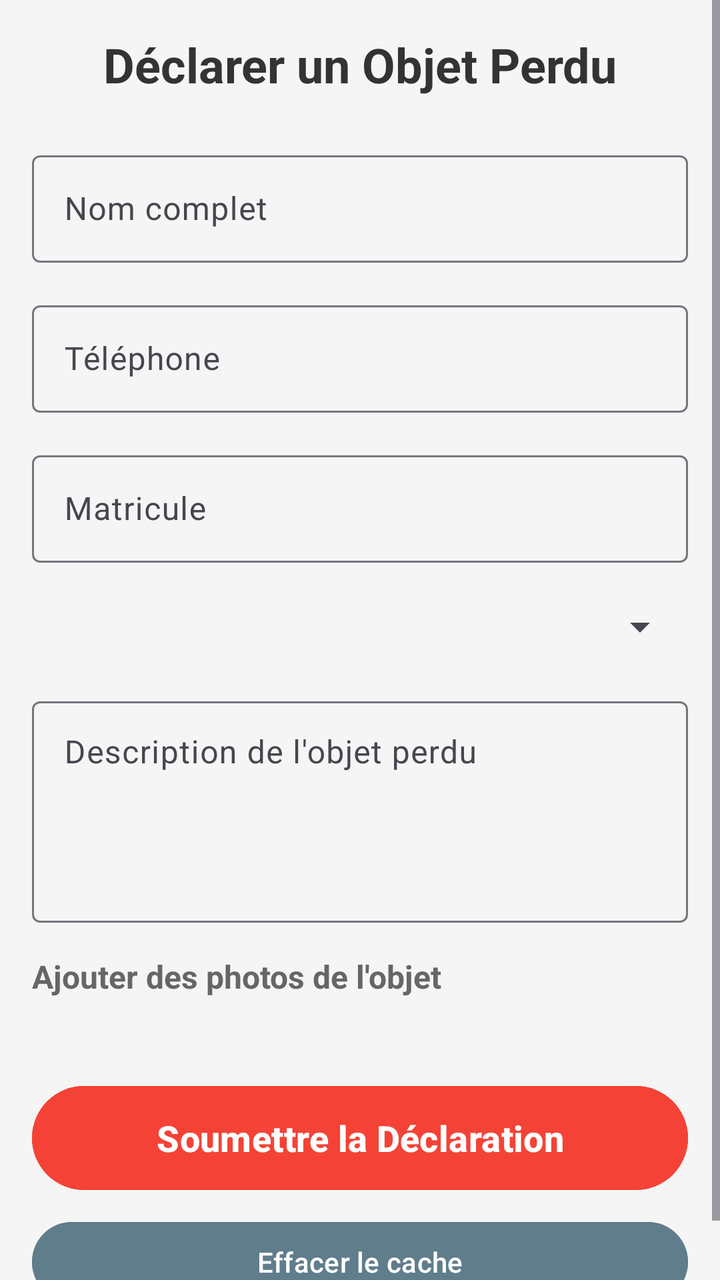
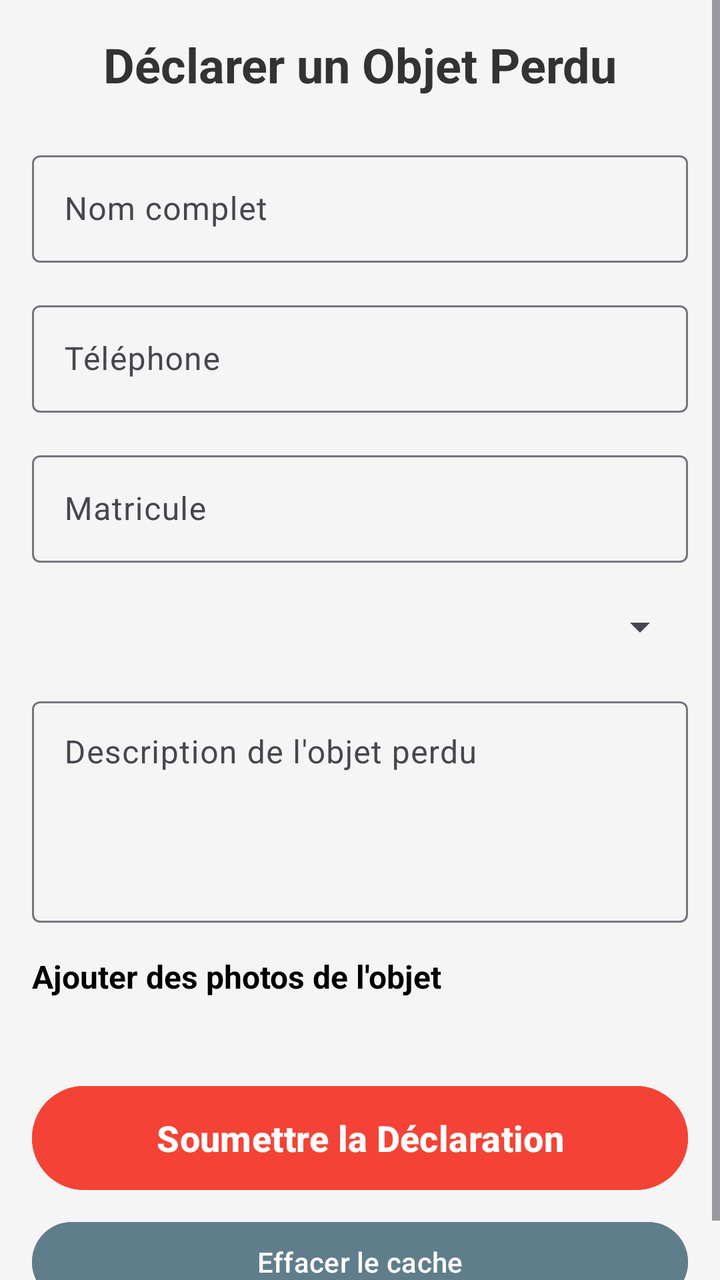

Screens rendered from an Android XML layout before and after an edit, with the pre-edit source and the edit as a unified diff.
<!-- AndroidManifest.xml: application theme Theme.TPG12L3INF2526 -->
<!-- res/layout/fragment_user_declare_object_from.xml -->
<?xml version="1.0" encoding="utf-8"?>
<ScrollView xmlns:android="http://schemas.android.com/apk/res/android"
    android:layout_width="match_parent"
    android:layout_height="match_parent"
    android:fillViewport="true"
    android:background="#F5F5F5">

    <LinearLayout
        android:layout_width="match_parent"
        android:layout_height="wrap_content"
        android:orientation="vertical"
        android:padding="16dp">

        <TextView
            android:layout_width="match_parent"
            android:layout_height="wrap_content"
            android:text="Déclarer un Objet Perdu"
            android:textSize="24sp"
            android:textStyle="bold"
            android:textColor="#333333"
            android:gravity="center"
            android:layout_marginBottom="24dp"/>

        <com.google.android.material.textfield.TextInputLayout
            android:layout_width="match_parent"
            android:layout_height="wrap_content"
            android:layout_marginBottom="16dp"
            android:hint="Nom complet">

            <com.google.android.material.textfield.TextInputEditText
                android:id="@+id/editName"
                android:layout_width="match_parent"
                android:layout_height="wrap_content"
                android:inputType="textPersonName"
                android:padding="16dp"/>
        </com.google.android.material.textfield.TextInputLayout>

        <com.google.android.material.textfield.TextInputLayout
            android:layout_width="match_parent"
            android:layout_height="wrap_content"
            android:layout_marginBottom="16dp"
            android:hint="Téléphone">

            <com.google.android.material.textfield.TextInputEditText
                android:id="@+id/editPhone"
                android:layout_width="match_parent"
                android:layout_height="wrap_content"
                android:inputType="phone"
                android:padding="16dp"/>
        </com.google.android.material.textfield.TextInputLayout>

        <com.google.android.material.textfield.TextInputLayout
            android:layout_width="match_parent"
            android:layout_height="wrap_content"
            android:layout_marginBottom="16dp"
            android:hint="Matricule">

            <com.google.android.material.textfield.TextInputEditText
                android:id="@+id/editMatricule"
                android:layout_width="match_parent"
                android:layout_height="wrap_content"
                android:inputType="text"
                android:padding="16dp"/>
        </com.google.android.material.textfield.TextInputLayout>

        <com.google.android.material.textfield.TextInputLayout
            android:layout_width="match_parent"
            android:layout_height="wrap_content"
            android:layout_marginBottom="16dp"
            android:hint="Type d'objet">

            <Spinner
                android:id="@+id/spinnerObjectType"
                android:layout_width="match_parent"
                android:layout_height="wrap_content"
                android:padding="16dp"/>
        </com.google.android.material.textfield.TextInputLayout>

        <com.google.android.material.textfield.TextInputLayout
            android:layout_width="match_parent"
            android:layout_height="wrap_content"
            android:layout_marginBottom="16dp"
            android:hint="Description de l'objet perdu">

            <com.google.android.material.textfield.TextInputEditText
                android:id="@+id/editDescription"
                android:layout_width="match_parent"
                android:layout_height="wrap_content"
                android:inputType="textMultiLine"
                android:minLines="4"
                android:gravity="top"
                android:padding="16dp"/>
        </com.google.android.material.textfield.TextInputLayout>

        <TextView
            android:layout_width="match_parent"
            android:layout_height="wrap_content"
            android:text="Ajouter des photos de l'objet"
            android:textSize="16sp"
            android:textStyle="bold"
            android:textColor="#666666"
            android:layout_marginBottom="8dp"/>

        <HorizontalScrollView
            android:layout_width="match_parent"
            android:layout_height="wrap_content"
            android:layout_marginBottom="16dp">

            <LinearLayout
                android:id="@+id/containerImages"
                android:layout_width="wrap_content"
                android:layout_height="wrap_content"
                android:orientation="horizontal"
                android:padding="8dp"/>
        </HorizontalScrollView>

        <Button
            android:id="@+id/buttonSubmit"
            android:layout_width="match_parent"
            android:layout_height="60dp"
            android:text="Soumettre la Déclaration"
            android:textSize="18sp"
            android:textStyle="bold"
            android:backgroundTint="#F44336"
            android:textColor="#FFFFFF"
            android:layout_marginBottom="8dp"/>

        <Button
            android:id="@+id/buttonClearCache"
            android:layout_width="match_parent"
            android:layout_height="wrap_content"
            android:text="Effacer le cache"
            android:backgroundTint="#607D8B"
            android:textColor="#FFFFFF"/>

    </LinearLayout>

</ScrollView>
<!-- resources referenced by this layout -->
<resources>
  <style name="Theme.TPG12L3INF2526" parent="Base.Theme.TPG12L3INF2526" />
  <style name="Base.Theme.TPG12L3INF2526" parent="Theme.Material3.DayNight.NoActionBar">
          
          
      </style>
</resources>

<!-- the commit's change to res/layout/fragment_user_declare_object_from.xml (unified diff, before → after) -->
@@ -25,6 +25,7 @@
             android:layout_width="match_parent"
             android:layout_height="wrap_content"
             android:layout_marginBottom="16dp"
+            android:textColor="#000000"
             android:hint="Nom complet">
 
             <com.google.android.material.textfield.TextInputEditText
@@ -32,6 +33,7 @@
                 android:layout_width="match_parent"
                 android:layout_height="wrap_content"
                 android:inputType="textPersonName"
+                android:textColor="#000000"
                 android:padding="16dp"/>
         </com.google.android.material.textfield.TextInputLayout>
 
@@ -39,6 +41,7 @@
             android:layout_width="match_parent"
             android:layout_height="wrap_content"
             android:layout_marginBottom="16dp"
+            android:textColor="#000000"
             android:hint="Téléphone">
 
             <com.google.android.material.textfield.TextInputEditText
@@ -46,6 +49,7 @@
                 android:layout_width="match_parent"
                 android:layout_height="wrap_content"
                 android:inputType="phone"
+                android:textColor="#000000"
                 android:padding="16dp"/>
         </com.google.android.material.textfield.TextInputLayout>
 
@@ -53,6 +57,7 @@
             android:layout_width="match_parent"
             android:layout_height="wrap_content"
             android:layout_marginBottom="16dp"
+            android:textColor="#000000"
             android:hint="Matricule">
 
             <com.google.android.material.textfield.TextInputEditText
@@ -60,6 +65,7 @@
                 android:layout_width="match_parent"
                 android:layout_height="wrap_content"
                 android:inputType="text"
+                android:textColor="#000000"
                 android:padding="16dp"/>
         </com.google.android.material.textfield.TextInputLayout>
 
@@ -67,12 +73,14 @@
             android:layout_width="match_parent"
             android:layout_height="wrap_content"
             android:layout_marginBottom="16dp"
+            android:textColor="#000000"
             android:hint="Type d'objet">
 
             <Spinner
                 android:id="@+id/spinnerObjectType"
                 android:layout_width="match_parent"
                 android:layout_height="wrap_content"
+                android:textColor="#000000"
                 android:padding="16dp"/>
         </com.google.android.material.textfield.TextInputLayout>
 
@@ -80,6 +88,7 @@
             android:layout_width="match_parent"
             android:layout_height="wrap_content"
             android:layout_marginBottom="16dp"
+            android:textColor="#000000"
             android:hint="Description de l'objet perdu">
 
             <com.google.android.material.textfield.TextInputEditText
@@ -89,6 +98,7 @@
                 android:inputType="textMultiLine"
                 android:minLines="4"
                 android:gravity="top"
+                android:textColor="#000000"
                 android:padding="16dp"/>
         </com.google.android.material.textfield.TextInputLayout>
 
@@ -98,7 +108,7 @@
             android:text="Ajouter des photos de l'objet"
             android:textSize="16sp"
             android:textStyle="bold"
-            android:textColor="#666666"
+            android:textColor="#000000"
             android:layout_marginBottom="8dp"/>
 
         <HorizontalScrollView
